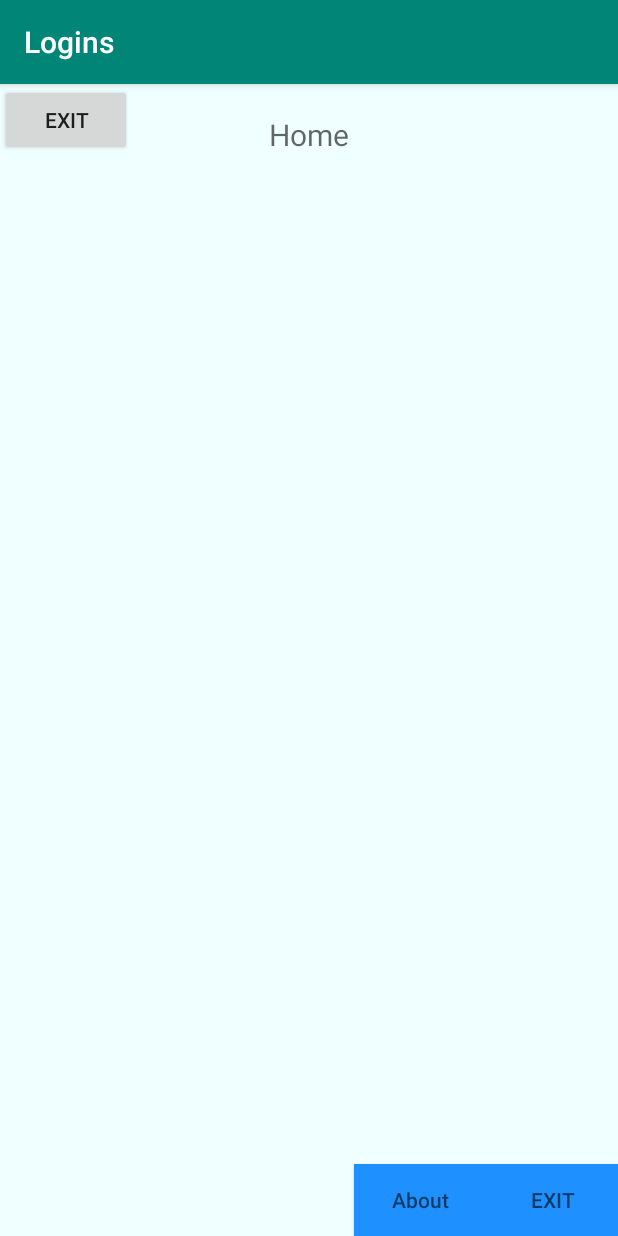
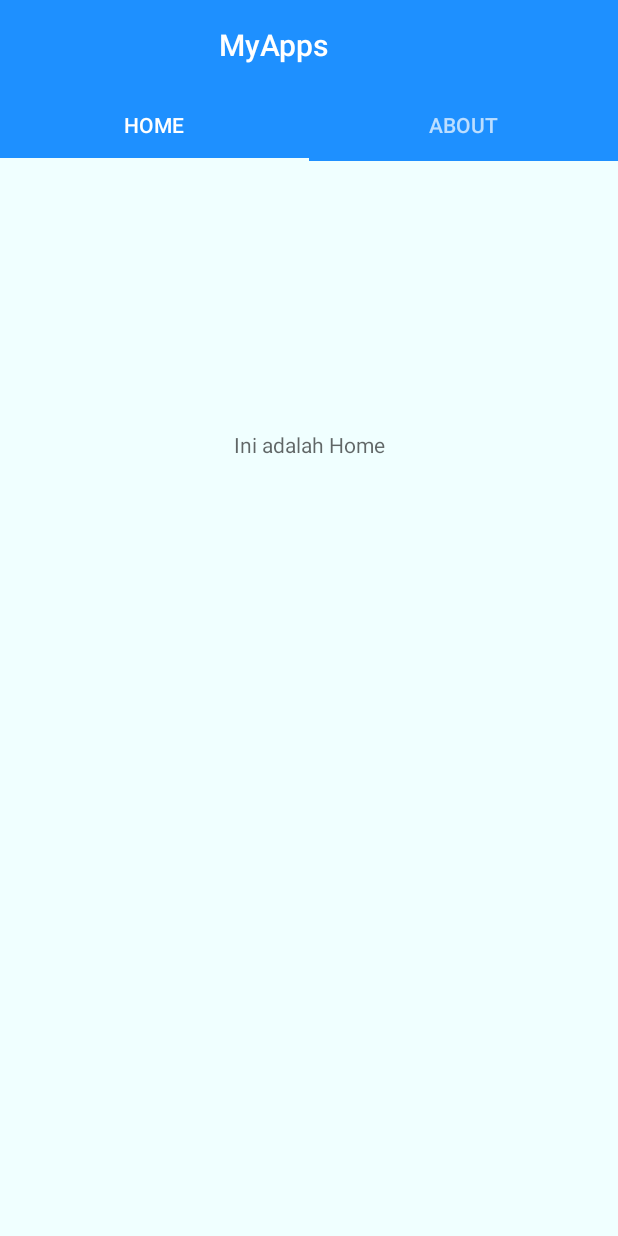
Before and after one commit to michaelwilliamalexander/Pr_Prog_Andro, an Android app: the Home screen opened directly, with no data from a screen before it, on a phone screen of 412 x 824 dp. Run offline under Robolectric (Android 15) with nearby library versions, the phone set to English and light mode, and no system bars.

Commit message:
Add View Pager

```diff
--- a/app/build.gradle
+++ b/app/build.gradle
@@ -23,7 +23,9 @@ dependencies {
     implementation fileTree(dir: 'libs', include: ['*.jar'])
     implementation 'androidx.appcompat:appcompat:1.0.2'
     implementation 'androidx.constraintlayout:constraintlayout:1.1.3'
+    implementation 'androidx.lifecycle:lifecycle-extensions:2.1.0'
     testImplementation 'junit:junit:4.12'
     androidTestImplementation 'androidx.test:runner:1.2.0'
     androidTestImplementation 'androidx.test.espresso:espresso-core:3.2.0'
+    implementation 'com.google.android.material:material:1.0.0'
 }
--- /dev/null
+++ b/app/src/main/java/com/example/logins/About.java
@@ -0,0 +1,20 @@
+package com.example.logins;
+
+import android.os.Bundle;
+import android.view.LayoutInflater;
+import android.view.View;
+import android.view.ViewGroup;
+
+
+import androidx.annotation.Nullable;
+import androidx.fragment.app.Fragment;
+
+public class About extends Fragment {
+
+    @Override
+    public View onCreateView(LayoutInflater inflater, @Nullable ViewGroup container, @Nullable Bundle savedInstanceState) {
+        super.onCreateView(inflater, container, savedInstanceState);
+        View rootView = inflater.inflate(R.layout.fragment_about_activity, container, false);
+        return rootView;
+    }
+}
--- a/app/src/main/java/com/example/logins/Fragment_Home.java
+++ b/app/src/main/java/com/example/logins/Home.java
@@ -7,10 +7,13 @@ import android.view.ViewGroup;
 
 import androidx.fragment.app.Fragment;
 
-public class Fragment_Home extends Fragment {
+public class Home extends Fragment {
     @Override
     public View onCreateView(LayoutInflater inflater, ViewGroup container, Bundle savedInstanceState ){
-        return inflater.inflate(R.layout.fragment_home_activity, container,false);
+        super.onCreateView(inflater, container, savedInstanceState);
+        View rootView = inflater.inflate(R.layout.fragment_home_activity, container, false);
+        return rootView;
+    }
 
-    }
+
 }
--- a/app/src/main/java/com/example/logins/HomeActivity.java
+++ b/app/src/main/java/com/example/logins/HomeActivity.java
@@ -1,48 +1,53 @@
 package com.example.logins;
 
 import androidx.appcompat.app.AppCompatActivity;
+import androidx.viewpager.widget.ViewPager;
 
-import android.content.Intent;
 import android.os.Bundle;
-import android.view.View;
-import android.widget.Button;
+
+import com.google.android.material.tabs.TabLayout;
 
 public class HomeActivity extends AppCompatActivity {
-
+    //boolean click = false;
 
     @Override
     protected void onCreate(Bundle savedInstanceState) {
         super.onCreate(savedInstanceState);
         setContentView(R.layout.activity_home);
-        prepare();
-        exit();
-        about();
-    }
-    protected  void prepare(){
-        this.getSupportFragmentManager().beginTransaction().add(R.id.frameLayout,new Fragment_Home()).commit();
-    }
-    protected void about() {
-        Button btn = (Button)findViewById(R.id.Abbout);
-        btn.setOnClickListener(new View.OnClickListener() {
-            @Override
-            public void onClick(View view) {
-                Intent about = new Intent(HomeActivity.this, AboutActivity.class);
-                finish();
-                startActivity(about);
 
-            }
-        });
-    }
+        ViewPager viewPager = findViewById(R.id.view_pager);
+        viewPager.setAdapter(new ViewAdapter(getSupportFragmentManager()));
 
-    protected void exit(){
-        Button btn1 = (Button)findViewById(R.id.exit);
-        btn1.setOnClickListener(new View.OnClickListener() {
-            @Override
-            public void onClick(View view) {
-                finish();
-            }
-        });
-    }
-
+        TabLayout tabLayout = findViewById(R.id.tab);
+        tabLayout.setupWithViewPager(viewPager);
 
     }
+//    protected  void preparehome(){
+//        this.getSupportFragmentManager().beginTransaction().add(R.id.frameLayout,new Home()).commit();
+//    }
+//    protected  void prepareabout(){
+//        this.getSupportFragmentManager().beginTransaction().add(R.id.frameLayout1,new About()).commit();
+//    }
+//    protected void home() {
+//        Button btn = (Button)findViewById(R.id.fraghome);
+//        btn.setOnClickListener(new View.OnClickListener() {
+//            @Override
+//            public void onClick(View view) {
+//                preparehome();
+//            }
+//        });
+//    }
+////
+//    protected void about(){
+//        Button btn1 = (Button)findViewById(R.id.fragabout);
+//
+//        btn1.setOnClickListener(new View.OnClickListener() {
+//            @Override
+//            public void onClick(View view) {
+//                prepareabout();
+//            }
+//        });
+//    }
+//
+
+    }
--- a/app/src/main/java/com/example/logins/SignUpActivity.java
+++ b/app/src/main/java/com/example/logins/SignUpActivity.java
@@ -32,7 +32,7 @@ public class SignUpActivity extends AppCompatActivity {
                 if(mail.getText().toString().isEmpty() && passw.getText().toString().isEmpty() && passconf.getText().toString().isEmpty()){
                     Toast.makeText(getApplicationContext(),"Email dan Password tidak boleh kosong", Toast.LENGTH_LONG).show();
                 }else if(passw.getText().toString().equals(passconf.getText().toString())){
-                    Intent baru = new Intent(SignUpActivity.this,HomeActivity.class);
+                    Intent baru = new Intent(SignUpActivity.this, HomeActivity.class);
                     finish();
                     startActivity(baru);
                 }else{
--- /dev/null
+++ b/app/src/main/java/com/example/logins/ViewAdapter.java
@@ -0,0 +1,34 @@
+package com.example.logins;
+
+import androidx.fragment.app.Fragment;
+import androidx.fragment.app.FragmentManager;
+import androidx.fragment.app.FragmentPagerAdapter;
+
+public class ViewAdapter extends FragmentPagerAdapter {
+    private Fragment[] activitys;
+    private String nama1 = "Home";
+    private String nama2 = "About";
+    public ViewAdapter(FragmentManager fm) {
+        super(fm);
+        activitys = new Fragment[]{
+                new Home(),
+                new About()
+        };
+    }
+
+    @Override
+    public Fragment getItem(int position) {
+        return activitys[position];
+    }
+
+    @Override
+    public int getCount() {
+        return activitys.length; //3 items
+    }
+
+    @Override
+    public CharSequence getPageTitle(int position) {
+        String title = getItem(position).getClass().getName();
+        return title.subSequence(title.lastIndexOf(".") + 1, title.length());
+    }
+}
--- a/app/src/main/res/layout/activity_home.xml
+++ b/app/src/main/res/layout/activity_home.xml
@@ -1,41 +1,45 @@
 <?xml version="1.0" encoding="utf-8"?>
-<RelativeLayout xmlns:android="http://schemas.android.com/apk/res/android"
-    android:layout_width="match_parent" android:layout_height="match_parent"
-    android:background="@color/azure"
-    >
+<androidx.constraintlayout.widget.ConstraintLayout xmlns:android="http://schemas.android.com/apk/res/android"
+    xmlns:tools="http://schemas.android.com/tools"
+    android:layout_width="match_parent"
+    android:layout_height="match_parent"
+    xmlns:app="http://schemas.android.com/apk/res-auto"
+    tools:context="com.example.logins.HomeActivity">
+    <com.google.android.material.appbar.AppBarLayout
+        android:layout_width="match_parent"
+        android:layout_height="wrap_content"
+        android:background="@color/blue_light"
+        android:theme="@style/AppTheme.AppBarOverlay"
+        tools:ignore="MissingConstraints">
+
     <TextView
-        android:layout_height="wrap_content"
-        android:layout_marginTop="20dp"
-        android:textSize="20dp"
-        android:layout_centerHorizontal="true"
-        android:textColor="@color/black"
-        android:hint="Home"
-        android:layout_width="wrap_content"
-        />
-
-    <Button
-        android:id="@+id/Abbout"
+        android:id="@+id/title"
         android:layout_width="wrap_content"
         android:layout_height="wrap_content"
-        android:layout_alignParentBottom="true"
-        android:layout_marginRight="0dp"
-        android:layout_toLeftOf="@id/exit"
+        android:gravity="center"
+        android:minHeight="?actionBarSize"
+        android:padding="@dimen/appbar_padding"
         android:background="@color/blue_light"
-        android:hint="About"
-        />
+        android:layout_marginStart="130dp"
+        android:text="MyApps"
+        android:textAppearance="@style/TextAppearance.Widget.AppCompat.Toolbar.Title" />
 
-    <Button
-        android:id="@+id/exit"
-        android:layout_height="wrap_content"
-        android:layout_alignParentBottom="true"
-        android:background="@color/blue_light"
-        android:hint="EXIT"
-        android:layout_alignParentRight="true"
-        android:layout_width="wrap_content"
-        />
-    <FrameLayout
-        android:id="@+id/frameLayout"
-        android:layout_width="wrap_content"
+    <androidx.viewpager.widget.ViewPager
+        android:id="@+id/view_pager"
+        android:layout_width="match_parent"
         android:layout_height="match_parent"
-        />
-</RelativeLayout>
+        android:background="@color/azure"
+        tools:layout_editor_absoluteX="-16dp"
+        tools:layout_editor_absoluteY="-36dp">
+
+        <com.google.android.material.tabs.TabLayout
+
+            android:id="@+id/tab"
+            app:tabIndicatorColor="@color/azure"
+            android:layout_width="match_parent"
+            android:layout_height="wrap_content"
+            android:background="@color/blue_light" />
+    </androidx.viewpager.widget.ViewPager>
+
+    </com.google.android.material.appbar.AppBarLayout>
+</androidx.constraintlayout.widget.ConstraintLayout>
--- a/app/src/main/res/layout/activity_main.xml
+++ b/app/src/main/res/layout/activity_main.xml
@@ -15,6 +15,14 @@
     android:paddingTop="16dp"
     android:orientation="vertical"
     tools:context=".MainActivity">
+
+    <TextView
+        android:layout_width="wrap_content"
+        android:layout_height="wrap_content"
+        android:layout_marginStart="130dp"
+        android:text="MyApps"
+        android:textAppearance="@style/TextAppearance.Widget.AppCompat.Toolbar.Title"
+        />
 
 
     <EditText
--- /dev/null
+++ b/app/src/main/res/layout/fragment_about_activity.xml
@@ -0,0 +1,19 @@
+<?xml version="1.0" encoding="utf-8"?>
+<RelativeLayout xmlns:android="http://schemas.android.com/apk/res/android"
+    android:orientation="vertical"
+    android:layout_width="match_parent"
+    android:layout_height="match_parent">
+        <FrameLayout android:layout_height="wrap_content"
+            android:layout_width="match_parent"
+            >
+        <TextView
+            android:layout_width="match_parent"
+            android:layout_height="wrap_content"
+            android:gravity="center"
+            android:textColor="@color/black"
+            android:hint="Ini adalah About\n\n Nama : Michael William A \n NIM: 71170171"
+            android:layout_marginTop="150dp"/>
+        </FrameLayout>
+
+
+</RelativeLayout>
--- a/app/src/main/res/layout/fragment_home_activity.xml
+++ b/app/src/main/res/layout/fragment_home_activity.xml
@@ -1,14 +1,27 @@
 <?xml version="1.0" encoding="utf-8"?>
-<FrameLayout xmlns:android="http://schemas.android.com/apk/res/android"
+<androidx.constraintlayout.widget.ConstraintLayout xmlns:android="http://schemas.android.com/apk/res/android"
+    xmlns:app="http://schemas.android.com/apk/res-auto"
     xmlns:tools="http://schemas.android.com/tools"
     android:layout_width="match_parent"
-    android:layout_height="match_parent">
+    android:layout_height="match_parent"
+    >
+
+        <FrameLayout
+            android:layout_width="match_parent"
+            android:layout_height="wrap_content"
+            app:layout_constraintBottom_toBottomOf="parent"
+            app:layout_constraintTop_toTopOf="parent"
+            app:layout_constraintVertical_bias="0.053"
+            tools:layout_editor_absoluteX="-27dp">
+
+                <TextView
+                    android:layout_width="match_parent"
+                    android:layout_height="wrap_content"
+                    android:layout_marginTop="150dp"
+                    android:gravity="center"
+                    android:textColor="@color/black"
+                    android:hint="Ini adalah Home" />
+        </FrameLayout>
 
 
-    <Button
-        android:id="@+id/button"
-        android:layout_width="wrap_content"
-        android:layout_height="wrap_content"
-        android:text="Exit"
-        />
-</FrameLayout>
+</androidx.constraintlayout.widget.ConstraintLayout>
--- /dev/null
+++ b/app/src/main/res/values-w820dp/dimens.xml
@@ -0,0 +1,6 @@
+<resources>
+    <!-- Example customization of dimensions originally defined in res/values/dimens.xml
+         (such as screen margins) for screens with more than 820dp of available width. This
+         would include 7" and 10" devices in landscape (~960dp and ~1280dp respectively). -->
+    <dimen name="activity_horizontal_margin">64dp</dimen>
+</resources>
--- /dev/null
+++ b/app/src/main/res/values/dimens.xml
@@ -0,0 +1,8 @@
+<resources>
+    <!-- Default screen margins, per the Android Design guidelines. -->
+    <dimen name="activity_horizontal_margin">16dp</dimen>
+    <dimen name="activity_vertical_margin">16dp</dimen>
+    <dimen name="appbar_padding">16dp</dimen>
+    <dimen name="fab_margin">16dp</dimen>
+    <dimen name="appbar_padding_top">8dp</dimen>
+</resources>
--- a/app/src/main/res/values/strings.xml
+++ b/app/src/main/res/values/strings.xml
@@ -1,3 +1,6 @@
 <resources>
     <string name="app_name">Logins</string>
+    <string name="title_activity_main">home</string>
+    <string name="tab_text_1">Tab 1</string>
+    <string name="tab_text_2">Tab 2</string>
 </resources>
--- a/app/src/main/res/values/styles.xml
+++ b/app/src/main/res/values/styles.xml
@@ -8,4 +8,13 @@
         <item name="colorAccent">@color/colorAccent</item>
     </style>
 
+    <style name="AppTheme.NoActionBar">
+        <item name="windowActionBar">false</item>
+        <item name="windowNoTitle">true</item>
+    </style>
+
+    <style name="AppTheme.AppBarOverlay" parent="ThemeOverlay.AppCompat.Dark.ActionBar" />
+
+    <style name="AppTheme.PopupOverlay" parent="ThemeOverlay.AppCompat.Light" />
+
 </resources>
```
Also changed, not shown: app/src/main/AndroidManifest.xml (+4 -15 lines).
